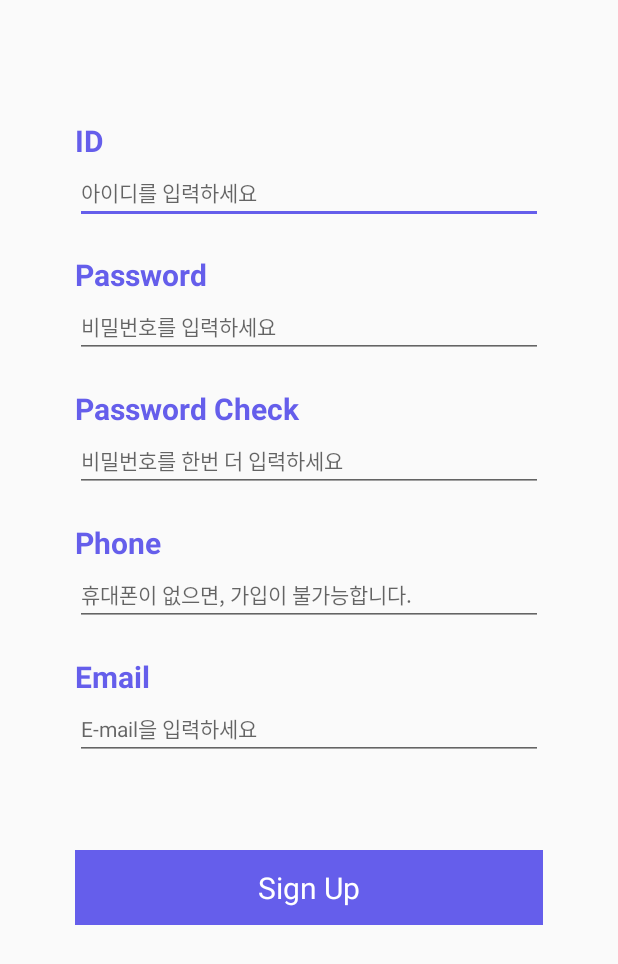
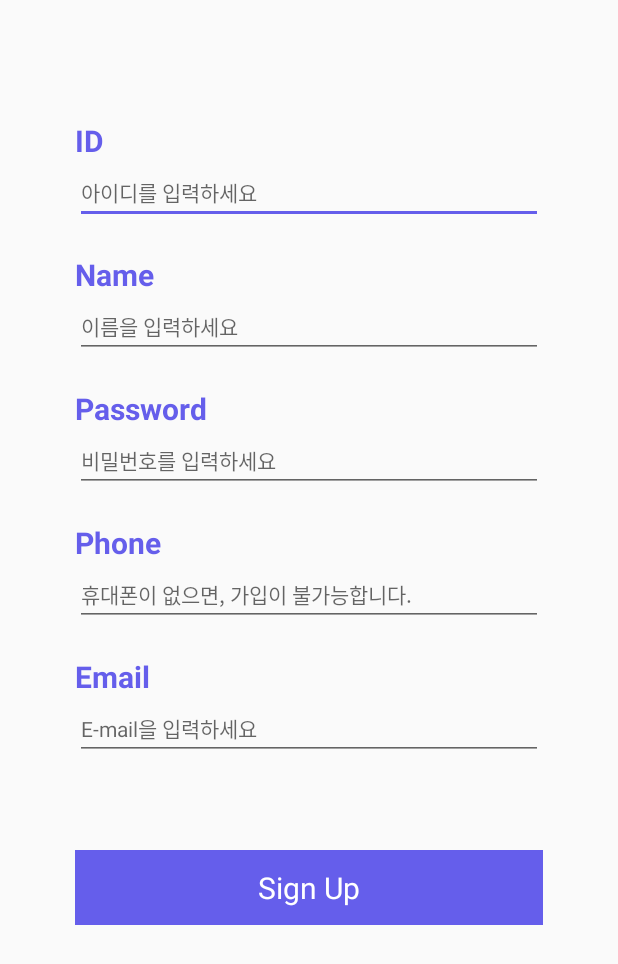
Before and after one commit to Monsteel/Cossain, an Android app: the SignUpAcitivty screen opened directly, with no data from a screen before it, on a phone screen of 412 x 824 dp. Shown: the top 964 px of the screen. Run offline under Robolectric (Android 15) with nearby library versions, the phone set to English and light mode, and no system bars; our stand-ins replace data binding.

Commit message:
[MODIFY] SignUp Tasking

```diff
--- a/app/src/main/java/com/project/swhackaton/network/service/SignUpService.java
+++ b/app/src/main/java/com/project/swhackaton/network/service/SignUpService.java
@@ -5,14 +5,15 @@ import com.project.swhackaton.network.Response;
 import com.project.swhackaton.network.requeset.SignUpRequest;
 
 import retrofit2.Call;
+import retrofit2.http.Body;
 import retrofit2.http.Header;
 import retrofit2.http.POST;
 
 public interface SignUpService {
 
 
-    @POST("/auth/signup")
-    Call<Response<Data>> SignUpRequest(SignUpRequest signUpRequest);
+    @POST("/register")
+    Call<Response<Data>> SignUpRequest(@Body SignUpRequest signUpRequest);
 
 //    @Multipart
 //    @POST("/image/upload/thumbnail")
--- a/app/src/main/java/com/project/swhackaton/view/SignUpAcitivty.java
+++ b/app/src/main/java/com/project/swhackaton/view/SignUpAcitivty.java
@@ -2,9 +2,12 @@ package com.project.swhackaton.view;
 
 import androidx.appcompat.app.AppCompatActivity;
 import androidx.databinding.DataBindingUtil;
+import androidx.lifecycle.Observer;
 import androidx.lifecycle.ViewModelProviders;
 
 import android.os.Bundle;
+import android.util.Log;
+import android.widget.Toast;
 
 import com.project.swhackaton.R;
 import com.project.swhackaton.databinding.ActivityLoginBinding;
@@ -27,6 +30,38 @@ public class SignUpAcitivty extends AppCompatActivity {
 
         binding.setLifecycleOwner(this);
         binding.setViewModel(viewModel);
+        observer();
+    }
 
+    private void observer(){
+        viewModel.isvalid.observe(this, new Observer<String>() {
+            @Override
+            public void onChanged(String s) {
+                Log.e("SignUp", "입력에 오류가 있습니다..");
+                Toast.makeText(SignUpAcitivty.this, "입력에 오류가 있습니다.", Toast.LENGTH_SHORT).show();
+            }
+        });
+
+        viewModel.isSuccessLogin.observe(this, new Observer<String>() {
+            @Override
+            public void onChanged(String s) {
+                Log.e("SignUp", "회원가입 완료");
+                Toast.makeText(SignUpAcitivty.this, "회원가입 완료", Toast.LENGTH_SHORT).show();
+                onBackPressed();
+            }
+        });
+
+        viewModel.isFailedLogin.observe(this, new Observer<String>() {
+            @Override
+            public void onChanged(String s) {
+                Log.e("SignUp", "회원가입에 실패했습니다.");
+                Toast.makeText(SignUpAcitivty.this, "회원가입에 실패했습니다.", Toast.LENGTH_SHORT).show();
+            }
+        });
+    }
+
+    @Override
+    public void onBackPressed() {
+        super.onBackPressed();
     }
 }
--- a/app/src/main/java/com/project/swhackaton/viewmodel/LoginViewModel.java
+++ b/app/src/main/java/com/project/swhackaton/viewmodel/LoginViewModel.java
@@ -1,7 +1,5 @@
 package com.project.swhackaton.viewmodel;
 
-import android.util.Log;
-import android.widget.Toast;
 
 import androidx.lifecycle.ViewModel;
 
@@ -11,7 +9,6 @@ import com.project.swhackaton.network.Response;
 import com.project.swhackaton.network.requeset.LoginRequest;
 import com.project.swhackaton.widget.SingleLiveEvent;
 
-import io.reactivex.Single;
 import retrofit2.Call;
 import retrofit2.Callback;
 
--- a/app/src/main/res/layout/activity_sign_up_acitivty.xml
+++ b/app/src/main/res/layout/activity_sign_up_acitivty.xml
@@ -52,6 +52,34 @@
         <TextView
             android:layout_width="match_parent"
             android:layout_height="wrap_content"
+            android:text="Name"
+            android:textColor="#655EEB"
+            android:textSize="20dp"
+            android:textStyle="bold" />
+
+        <EditText
+            android:id="@+id/input_name_email"
+            android:layout_width="match_parent"
+            android:layout_height="wrap_content"
+            android:ems="10"
+            android:hint="이름을 입력하세요"
+            android:inputType="textPersonName"
+            android:text="@={viewModel.name}"
+            android:textSize="14dp" />
+
+    </LinearLayout>
+
+    <LinearLayout
+        android:layout_width="match_parent"
+        android:layout_height="wrap_content"
+        android:layout_marginLeft="50dp"
+        android:layout_marginTop="20dp"
+        android:layout_marginRight="50dp"
+        android:orientation="vertical">
+
+        <TextView
+            android:layout_width="match_parent"
+            android:layout_height="wrap_content"
             android:text="Password"
             android:textColor="#655EEB"
             android:textSize="20dp"
@@ -80,34 +108,6 @@
         <TextView
             android:layout_width="match_parent"
             android:layout_height="wrap_content"
-            android:text="Password Check"
-            android:textColor="#655EEB"
-            android:textSize="20dp"
-            android:textStyle="bold" />
-
-        <EditText
-            android:id="@+id/input_check_pw"
-            android:layout_width="match_parent"
-            android:layout_height="wrap_content"
-            android:ems="10"
-            android:hint="비밀번호를 한번 더 입력하세요"
-            android:inputType="textPersonName"
-            android:textSize="14dp"
-            android:text="@={viewModel.check_pw}"/>
-
-    </LinearLayout>
-
-    <LinearLayout
-        android:layout_width="match_parent"
-        android:layout_height="wrap_content"
-        android:layout_marginLeft="50dp"
-        android:layout_marginTop="20dp"
-        android:layout_marginRight="50dp"
-        android:orientation="vertical">
-
-        <TextView
-            android:layout_width="match_parent"
-            android:layout_height="wrap_content"
             android:text="Phone"
             android:textColor="#655EEB"
             android:textSize="20dp"
@@ -121,7 +121,7 @@
             android:hint="휴대폰이 없으면, 가입이 불가능합니다."
             android:inputType="textPersonName"
             android:textSize="14dp"
-            android:text="@={viewModel.check_pw}"/>
+            android:text="@={viewModel.phone}"/>
 
     </LinearLayout>
 
@@ -149,7 +149,7 @@
             android:hint="E-mail을 입력하세요"
             android:inputType="textPersonName"
             android:textSize="14dp"
-            android:text="@={viewModel.check_pw}"/>
+            android:text="@={viewModel.email}"/>
 
     </LinearLayout>
 
```
Also changed, not shown: app/src/main/java/com/project/swhackaton/network/requeset/SignUpRequest.java (+23 -13 lines), app/src/main/java/com/project/swhackaton/viewmodel/SignUpViewModel.java (+42 -15 lines).
